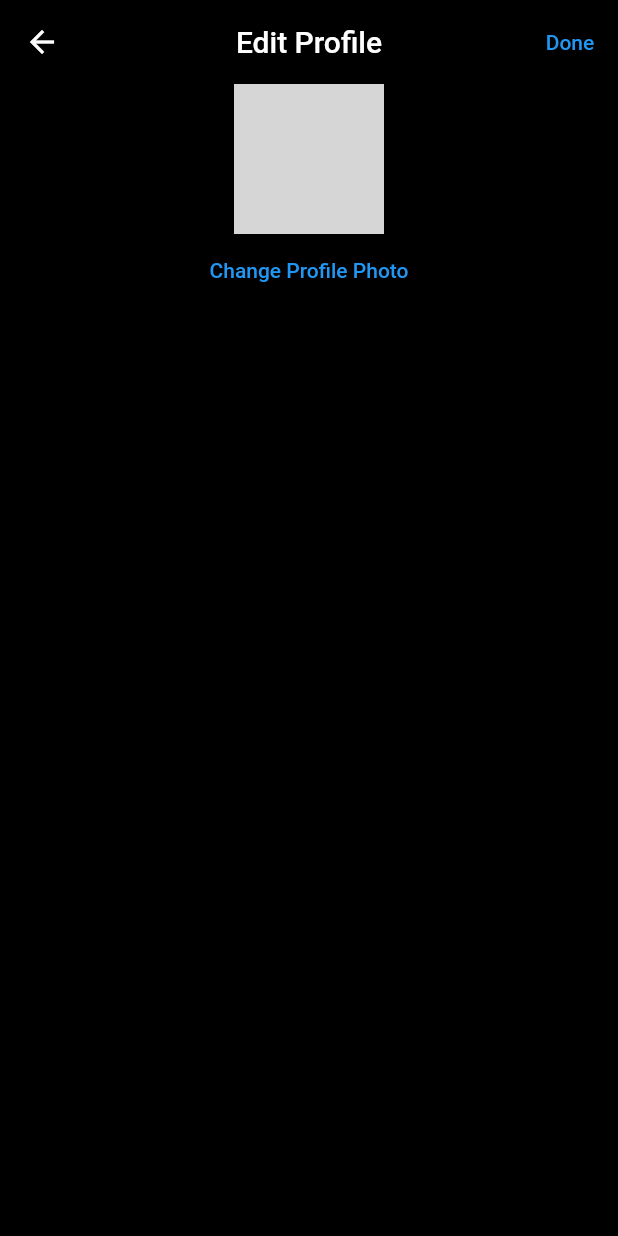
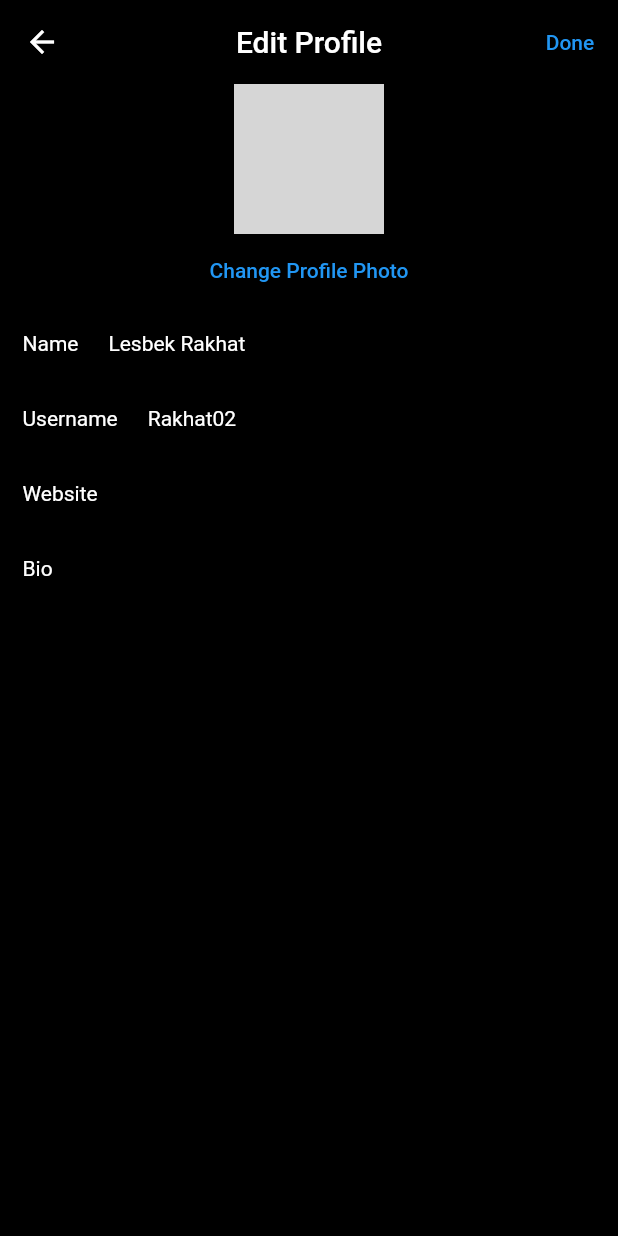
Before and after one commit to sdu-mp-21/InstaProject, a Flutter app: the Config screen opened directly, on a phone screen of 412 x 824 dp. Run offline on Flutter 3.47's test engine with Material 2 defaults, Android fonts, the phone set to English and light mode, and no system bars; our stand-ins replace file_picker, flutter_spinkit, fluttertoast, shared_preferences; missing offline and left inert: instagram; accounts and stored records are empty; grey boxes are pictures that could not be loaded.

Commit message:
Update config.dart

```diff
--- a/client/lib/home/pages/config.dart
+++ b/client/lib/home/pages/config.dart
@@ -47,12 +47,12 @@ class Config extends StatelessWidget {
                   padding: new EdgeInsets.all(15.0),
                    child: Row(
                       children: [
-                        Text('Name'),
+                        Text('Name',style: TextStyle(color: Colors.white),),
                         SizedBox(
                           width: 20,
                           height: 20,
                         ),
-                        Text('Lesbek Rakhat'),
+                        Text('Lesbek Rakhat',style: TextStyle(color: Colors.white),),
 
                    ],
 
@@ -66,17 +66,20 @@ class Config extends StatelessWidget {
 
               InkWell(
 
-                onTap: () {print('Hello');},
+                onTap: () { Navigator.push(
+                    context,
+                    MaterialPageRoute(builder: (context) => NextPage()),
+                  );},
                 child: new Padding(
                   padding: new EdgeInsets.all(15.0),
                   child: Row(
                     children: [
-                      Text('Username'),
+                      Text('Username',style: TextStyle(color: Colors.white),),
                       SizedBox(
                         width: 20,
                         height: 20,
                       ),
-                      Text('Rakhat02'),
+                      Text('Rakhat02',style: TextStyle(color: Colors.white),),
 
                     ],
 
@@ -89,12 +92,15 @@ class Config extends StatelessWidget {
               ),
               InkWell(
 
-                onTap: () {print('Hello');},
+                onTap: () { Navigator.push(
+                    context,
+                    MaterialPageRoute(builder: (context) => NextPage()),
+                  );},
                 child: new Padding(
                   padding: new EdgeInsets.all(15.0),
                   child: Row(
                     children: [
-                      Text('Website'),
+                      Text('Website',style: TextStyle(color: Colors.white),),
                       SizedBox(
                         width: 20,
                         height: 20,
@@ -112,17 +118,20 @@ class Config extends StatelessWidget {
               ),
               InkWell(
 
-                onTap: () {print('Hello');},
+                onTap: () { Navigator.push(
+                    context,
+                    MaterialPageRoute(builder: (context) => NextPage()),
+                  );},
                 child: new Padding(
                   padding: new EdgeInsets.all(15.0),
                   child: Row(
                     children: [
-                      Text('Bio'),
+                      Text('Bio',style: TextStyle(color: Colors.white),),
                       SizedBox(
                         width: 20,
                         height: 20,
                       ),
-                      Text(' '),
+                      Text(' ',style: TextStyle(color: Colors.white),),
 
                     ],
 
```
